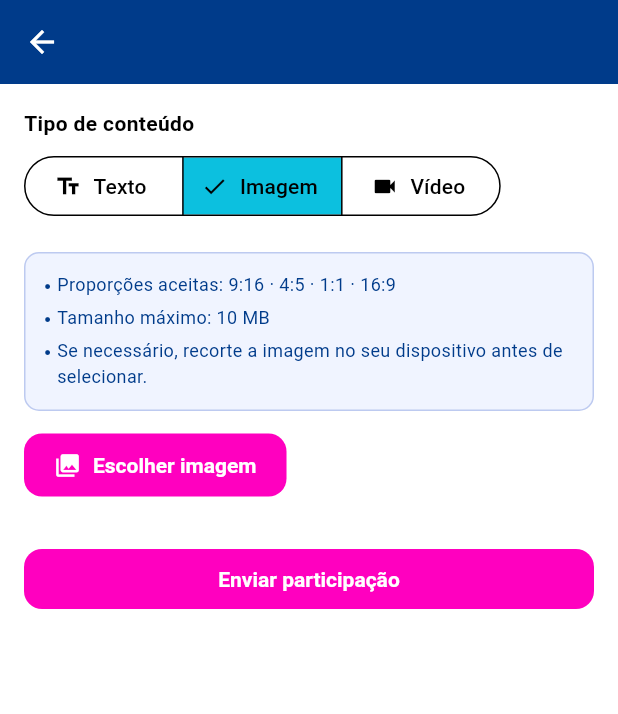
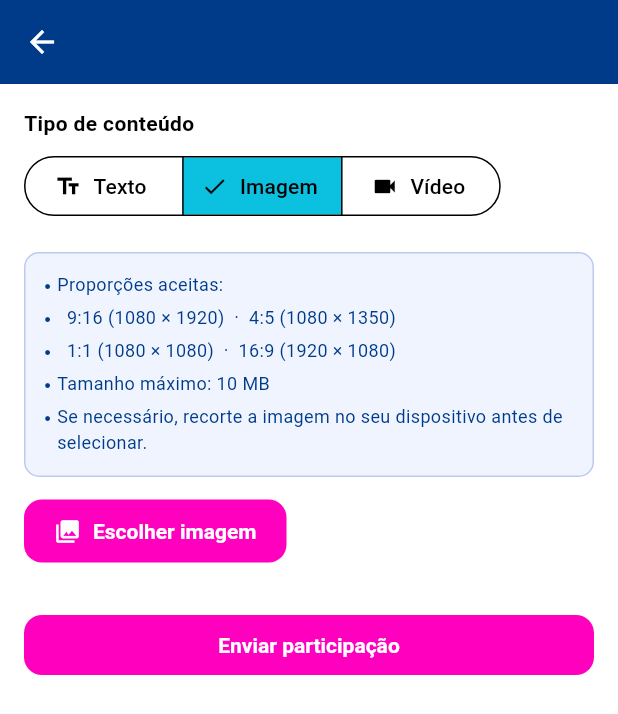
Before and after one commit to gustavotinti/desafio-pago, a Flutter app: the SubmitEntryPage screen opened directly with empty values, after a tap on "Imagem", after a tap on "Escolher imagem", on a phone screen of 412 x 824 dp. Shown: the top 714 px of the screen. Run offline on Flutter 3.47's test engine with Material 3 defaults, Android fonts, the phone set to English and light mode, and no system bars; our stand-ins replace cloud_firestore, cloud_functions, firebase_auth, firebase_core, firebase_messaging, firebase_storage and 1 more; missing offline and left inert: screen_protector; accounts and stored records are empty; Roboto replaces fonts that are missing (Garet).

Commit message:
feat: show pixel dimensions alongside aspect ratios in format guide
Each accepted ratio now shows its pixel size in parentheses
(e.g. 9:16 → 1080×1920) in both the image and video format guides
and in the validation error snackbar.

Co-Authored-By: Claude Sonnet 4.6 <noreply@anthropic.com>

```diff
--- a/apps/mobile/lib/features/entry/presentation/submit_entry_page.dart
+++ b/apps/mobile/lib/features/entry/presentation/submit_entry_page.dart
@@ -73,7 +73,8 @@ class _SubmitEntryPageState extends State<SubmitEntryPage> {
         ScaffoldMessenger.of(context).showSnackBar(
           const SnackBar(
             content: Text(
-              'Proporção inválida. Use 9:16, 4:5, 1:1 ou 16:9.\n'
+              'Proporção inválida. Use 9:16 (1080×1920), 4:5 (1080×1350), '
+              '1:1 (1080×1080) ou 16:9 (1920×1080).\n'
               'Recorte a imagem antes de selecioná-la.',
             ),
             duration: Duration(seconds: 4),
@@ -237,7 +238,9 @@ class _SubmitEntryPageState extends State<SubmitEntryPage> {
             if (_selectedType == ContentType.image) ...[
               _FormatGuide(
                 lines: const [
-                  'Proporções aceitas: 9:16 · 4:5 · 1:1 · 16:9',
+                  'Proporções aceitas:',
+                  '  9:16 (1080 × 1920)  ·  4:5 (1080 × 1350)',
+                  '  1:1 (1080 × 1080)  ·  16:9 (1920 × 1080)',
                   'Tamanho máximo: 10 MB',
                   'Se necessário, recorte a imagem no seu dispositivo antes de selecionar.',
                 ],
@@ -259,7 +262,9 @@ class _SubmitEntryPageState extends State<SubmitEntryPage> {
             if (_selectedType == ContentType.video) ...[
               _FormatGuide(
                 lines: const [
-                  'Proporções aceitas: 9:16 · 4:5 · 1:1 · 16:9',
+                  'Proporções aceitas:',
+                  '  9:16 (1080 × 1920)  ·  4:5 (1080 × 1350)',
+                  '  1:1 (1080 × 1080)  ·  16:9 (1920 × 1080)',
                   'Duração máxima: 15 segundos',
                   'Tamanho máximo: 50 MB',
                   'Edite e recorte antes de selecionar, se necessário.',
```
